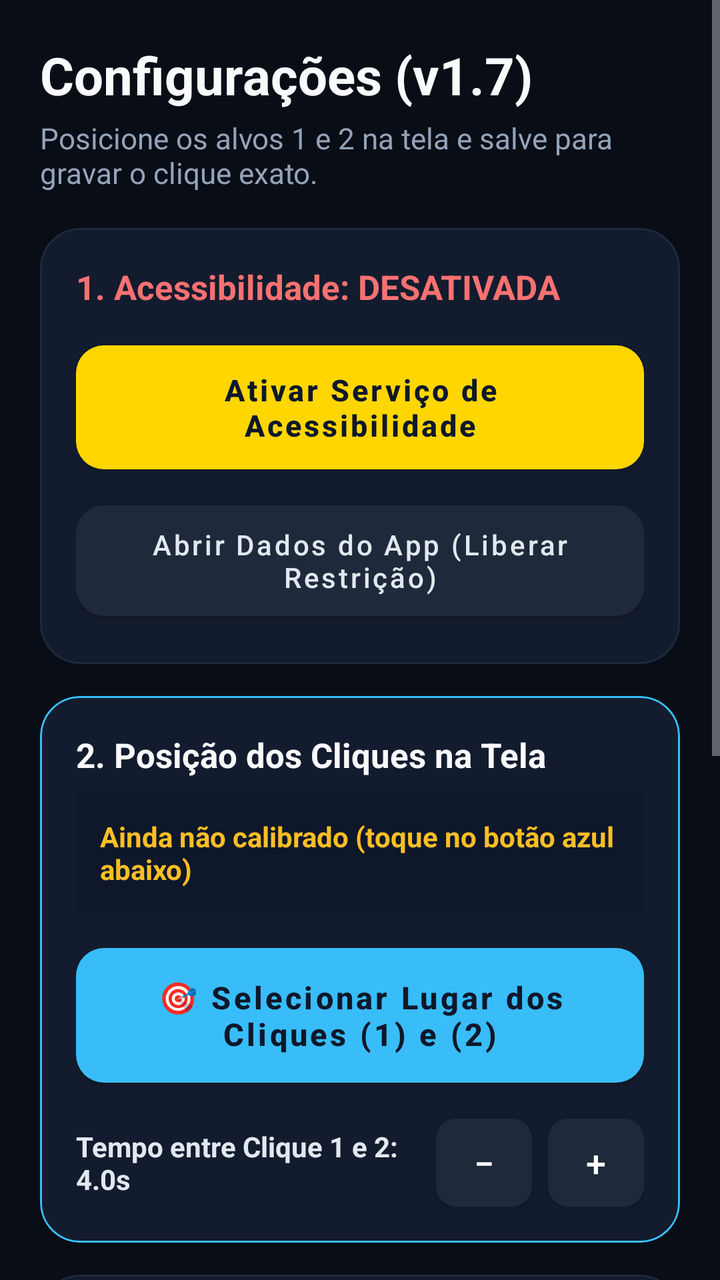
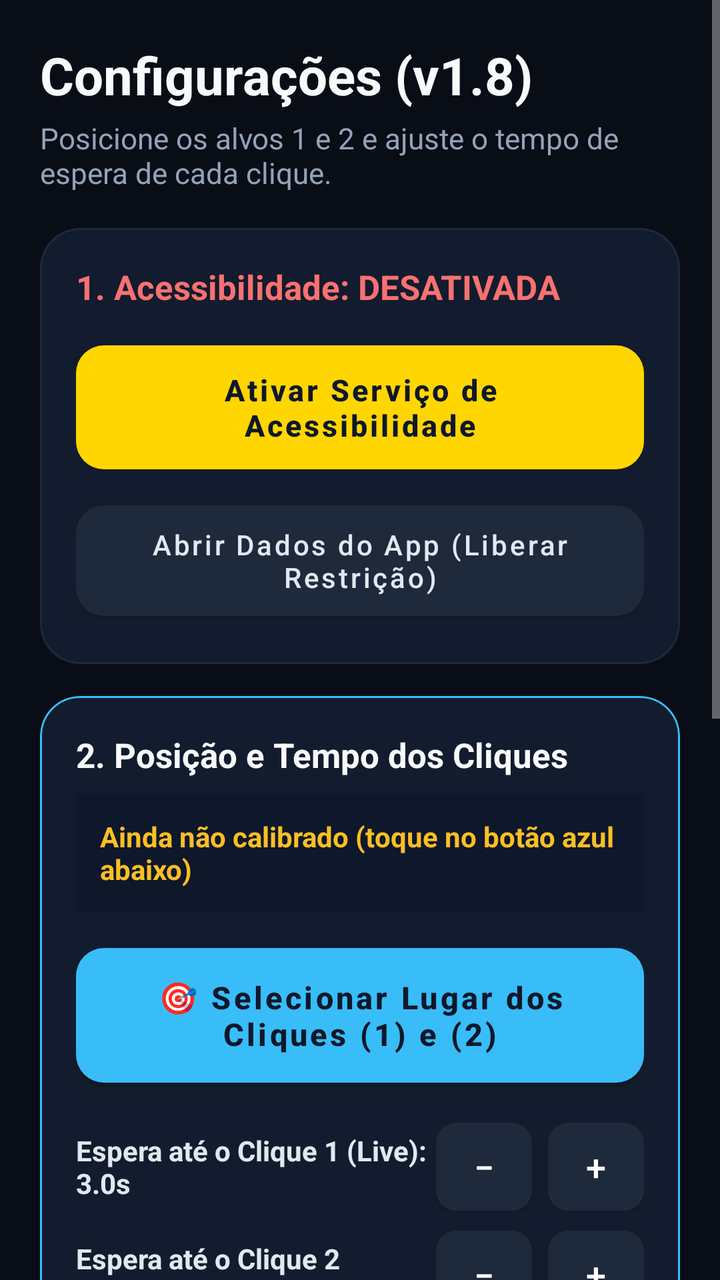

Two renders of the same Android screen: before a commit and after it. Below are the layout's source before the change and the commit's diff.
<!-- AndroidManifest.xml: application theme Theme.OlhosDaVo -->
<!-- res/layout/activity_settings.xml -->
<?xml version="1.0" encoding="utf-8"?>
<ScrollView xmlns:android="http://schemas.android.com/apk/res/android"
    xmlns:app="http://schemas.android.com/apk/res-auto"
    android:layout_width="match_parent"
    android:layout_height="match_parent"
    android:background="#090D16"
    android:fillViewport="true">

    <LinearLayout
        android:layout_width="match_parent"
        android:layout_height="wrap_content"
        android:orientation="vertical"
        android:padding="20dp">

        <TextView
            android:layout_width="match_parent"
            android:layout_height="wrap_content"
            android:text="Configurações (v1.7)"
            android:textColor="#F8FAFC"
            android:textSize="26sp"
            android:textStyle="bold" />

        <TextView
            android:layout_width="match_parent"
            android:layout_height="wrap_content"
            android:layout_marginTop="4dp"
            android:text="Posicione os alvos 1 e 2 na tela e salve para gravar o clique exato."
            android:textColor="#94A3B8"
            android:textSize="14.5sp" />

        
        <com.google.android.material.card.MaterialCardView
            android:layout_width="match_parent"
            android:layout_height="wrap_content"
            android:layout_marginTop="18dp"
            app:cardBackgroundColor="#131C2E"
            app:cardCornerRadius="20dp"
            app:cardElevation="0dp"
            app:strokeColor="#1E293B"
            app:strokeWidth="1dp">

            <LinearLayout
                android:layout_width="match_parent"
                android:layout_height="wrap_content"
                android:orientation="vertical"
                android:padding="18dp">

                <TextView
                    android:id="@+id/tvServiceStatus"
                    android:layout_width="match_parent"
                    android:layout_height="wrap_content"
                    android:text="1. Acessibilidade: DESATIVADA"
                    android:textColor="#F87171"
                    android:textSize="17sp"
                    android:textStyle="bold" />

                <com.google.android.material.button.MaterialButton
                    android:id="@+id/btnOpenAccessibility"
                    android:layout_width="match_parent"
                    android:layout_height="wrap_content"
                    android:layout_marginTop="12dp"
                    android:paddingVertical="12dp"
                    android:text="Ativar Serviço de Acessibilidade"
                    android:textAllCaps="false"
                    android:textColor="#0F172A"
                    android:textSize="15sp"
                    android:textStyle="bold"
                    app:backgroundTint="#FFD600"
                    app:cornerRadius="14dp" />

                <com.google.android.material.button.MaterialButton
                    android:id="@+id/btnOpenAppDetails"
                    android:layout_width="match_parent"
                    android:layout_height="wrap_content"
                    android:layout_marginTop="6dp"
                    android:paddingVertical="10dp"
                    android:text="Abrir Dados do App (Liberar Restrição)"
                    android:textAllCaps="false"
                    android:textColor="#E2E8F0"
                    android:textSize="14sp"
                    app:backgroundTint="#1E293B"
                    app:cornerRadius="14dp" />
            </LinearLayout>
        </com.google.android.material.card.MaterialCardView>

        
        <com.google.android.material.card.MaterialCardView
            android:layout_width="match_parent"
            android:layout_height="wrap_content"
            android:layout_marginTop="16dp"
            app:cardBackgroundColor="#131C2E"
            app:cardCornerRadius="20dp"
            app:cardElevation="0dp"
            app:strokeColor="#38BDF8"
            app:strokeWidth="1dp">

            <LinearLayout
                android:layout_width="match_parent"
                android:layout_height="wrap_content"
                android:orientation="vertical"
                android:padding="18dp">

                <TextView
                    android:layout_width="match_parent"
                    android:layout_height="wrap_content"
                    android:text="2. Posição dos Cliques na Tela"
                    android:textColor="#F8FAFC"
                    android:textSize="17sp"
                    android:textStyle="bold" />

                <TextView
                    android:id="@+id/tvCalibrationStatus"
                    android:layout_width="match_parent"
                    android:layout_height="wrap_content"
                    android:layout_marginTop="8dp"
                    android:background="#0F172A"
                    android:padding="12dp"
                    android:text="Ainda não calibrado (toque no botão azul abaixo)"
                    android:textColor="#FBBF24"
                    android:textSize="14sp"
                    android:textStyle="bold" />

                <com.google.android.material.button.MaterialButton
                    android:id="@+id/btnVisualCalibrate"
                    android:layout_width="match_parent"
                    android:layout_height="wrap_content"
                    android:layout_marginTop="12dp"
                    android:paddingVertical="14dp"
                    android:text="🎯 Selecionar Lugar dos Cliques (1) e (2)"
                    android:textAllCaps="false"
                    android:textColor="#0F172A"
                    android:textSize="15.5sp"
                    android:textStyle="bold"
                    app:backgroundTint="#38BDF8"
                    app:cornerRadius="14dp" />

                
                <LinearLayout
                    android:layout_width="match_parent"
                    android:layout_height="wrap_content"
                    android:layout_marginTop="12dp"
                    android:gravity="center_vertical"
                    android:orientation="horizontal">

                    <TextView
                        android:id="@+id/tvDelayLabel"
                        android:layout_width="0dp"
                        android:layout_height="wrap_content"
                        android:layout_weight="1"
                        android:text="Tempo entre Clique 1 e 2: 4.0s"
                        android:textColor="#E2E8F0"
                        android:textSize="14sp"
                        android:textStyle="bold" />

                    <com.google.android.material.button.MaterialButton
                        android:id="@+id/btnDelayMinus"
                        android:layout_width="48dp"
                        android:layout_height="44dp"
                        android:insetTop="0dp"
                        android:insetBottom="0dp"
                        android:padding="0dp"
                        android:text="−"
                        android:textColor="#FFFFFF"
                        android:textSize="18sp"
                        app:backgroundTint="#1E293B"
                        app:cornerRadius="10dp" />

                    <com.google.android.material.button.MaterialButton
                        android:id="@+id/btnDelayPlus"
                        android:layout_width="48dp"
                        android:layout_height="44dp"
                        android:layout_marginStart="8dp"
                        android:insetTop="0dp"
                        android:insetBottom="0dp"
                        android:padding="0dp"
                        android:text="+"
                        android:textColor="#FFFFFF"
                        android:textSize="18sp"
                        app:backgroundTint="#1E293B"
                        app:cornerRadius="10dp" />
                </LinearLayout>

            </LinearLayout>
        </com.google.android.material.card.MaterialCardView>

        
        <com.google.android.material.card.MaterialCardView
            android:layout_width="match_parent"
            android:layout_height="wrap_content"
            android:layout_marginTop="16dp"
            app:cardBackgroundColor="#131C2E"
            app:cardCornerRadius="20dp"
            app:cardElevation="0dp"
            app:strokeColor="#1E293B"
            app:strokeWidth="1dp">

            <LinearLayout
                android:layout_width="match_parent"
                android:layout_height="wrap_content"
                android:orientation="vertical"
                android:padding="18dp">

                <TextView
                    android:layout_width="match_parent"
                    android:layout_height="wrap_content"
                    android:text="3. Atalho na Tela Inicial e Voz"
                    android:textColor="#F8FAFC"
                    android:textSize="17sp"
                    android:textStyle="bold" />

                <com.google.android.material.button.MaterialButton
                    android:id="@+id/btnPinWidget"
                    android:layout_width="match_parent"
                    android:layout_height="wrap_content"
                    android:layout_marginTop="12dp"
                    android:paddingVertical="12dp"
                    android:text="📌 Colocar Botão Grande (Widget 2x2) na Tela Inicial"
                    android:textAllCaps="false"
                    android:textColor="#0F172A"
                    android:textSize="14.5sp"
                    android:textStyle="bold"
                    app:backgroundTint="#FFD600"
                    app:cornerRadius="14dp" />

                <com.google.android.material.switchmaterial.SwitchMaterial
                    android:id="@+id/swAutoLaunchOnOpen"
                    android:layout_width="match_parent"
                    android:layout_height="wrap_content"
                    android:layout_marginTop="12dp"
                    android:text="Iniciar direto ao abrir o ícone do app"
                    android:textColor="#E2E8F0"
                    android:textSize="15sp" />

                <com.google.android.material.switchmaterial.SwitchMaterial
                    android:id="@+id/swVoiceFeedback"
                    android:layout_width="match_parent"
                    android:layout_height="wrap_content"
                    android:layout_marginTop="4dp"
                    android:checked="true"
                    android:text="Avisar por voz quando estiver abrindo"
                    android:textColor="#E2E8F0"
                    android:textSize="15sp" />
            </LinearLayout>
        </com.google.android.material.card.MaterialCardView>

        
        <com.google.android.material.button.MaterialButton
            android:id="@+id/btnTestNow"
            android:layout_width="match_parent"
            android:layout_height="wrap_content"
            android:layout_marginTop="20dp"
            android:paddingVertical="14dp"
            android:text="▶ Testar Cliques Salvos Agora"
            android:textAllCaps="false"
            android:textColor="#052E16"
            android:textSize="16sp"
            android:textStyle="bold"
            app:backgroundTint="#4ADE80"
            app:cornerRadius="16dp" />

        <com.google.android.material.button.MaterialButton
            android:id="@+id/btnCloseSettings"
            android:layout_width="match_parent"
            android:layout_height="wrap_content"
            android:layout_marginTop="8dp"
            android:layout_marginBottom="24dp"
            android:paddingVertical="12dp"
            android:text="Voltar para a Tela Principal"
            android:textAllCaps="false"
            android:textColor="#E2E8F0"
            android:textSize="15sp"
            app:backgroundTint="#1E293B"
            app:cornerRadius="16dp" />

    </LinearLayout>
</ScrollView>
<!-- resources referenced by this layout -->
<resources>
  <style name="Theme.OlhosDaVo" parent="Theme.MaterialComponents.NoActionBar">
          <item name="colorPrimary">#FFD600</item>
          <item name="colorPrimaryVariant">#FFAB00</item>
          <item name="colorOnPrimary">#000000</item>
          <item name="android:statusBarColor">#000000</item>
          <item name="android:navigationBarColor">#000000</item>
          <item name="android:windowBackground">#000000</item>
      </style>
</resources>

<!-- the commit's change to res/layout/activity_settings.xml (unified diff, before → after) -->
@@ -15,7 +15,7 @@
         <TextView
             android:layout_width="match_parent"
             android:layout_height="wrap_content"
-            android:text="Configurações (v1.7)"
+            android:text="Configurações (v1.8)"
             android:textColor="#F8FAFC"
             android:textSize="26sp"
             android:textStyle="bold" />
@@ -24,7 +24,7 @@
             android:layout_width="match_parent"
             android:layout_height="wrap_content"
             android:layout_marginTop="4dp"
-            android:text="Posicione os alvos 1 e 2 na tela e salve para gravar o clique exato."
+            android:text="Posicione os alvos 1 e 2 e ajuste o tempo de espera de cada clique."
             android:textColor="#94A3B8"
             android:textSize="14.5sp" />
 
@@ -103,7 +103,7 @@
                 <TextView
                     android:layout_width="match_parent"
                     android:layout_height="wrap_content"
-                    android:text="2. Posição dos Cliques na Tela"
+                    android:text="2. Posição e Tempo dos Cliques"
                     android:textColor="#F8FAFC"
                     android:textSize="17sp"
                     android:textStyle="bold" />
@@ -138,7 +138,53 @@
                 <LinearLayout
                     android:layout_width="match_parent"
                     android:layout_height="wrap_content"
-                    android:layout_marginTop="12dp"
+                    android:layout_marginTop="14dp"
+                    android:gravity="center_vertical"
+                    android:orientation="horizontal">
+
+                    <TextView
+                        android:id="@+id/tvLiveDelayLabel"
+                        android:layout_width="0dp"
+                        android:layout_height="wrap_content"
+                        android:layout_weight="1"
+                        android:text="Espera até o Clique 1 (Live): 3.0s"
+                        android:textColor="#E2E8F0"
+                        android:textSize="14sp"
+                        android:textStyle="bold" />
+
+                    <com.google.android.material.button.MaterialButton
+                        android:id="@+id/btnLiveDelayMinus"
+                        android:layout_width="48dp"
+                        android:layout_height="44dp"
+                        android:insetTop="0dp"
+                        android:insetBottom="0dp"
+                        android:padding="0dp"
+                        android:text="−"
+                        android:textColor="#FFFFFF"
+                        android:textSize="18sp"
+                        app:backgroundTint="#1E293B"
+                        app:cornerRadius="10dp" />
+
+                    <com.google.android.material.button.MaterialButton
+                        android:id="@+id/btnLiveDelayPlus"
+                        android:layout_width="48dp"
+                        android:layout_height="44dp"
+                        android:layout_marginStart="8dp"
+                        android:insetTop="0dp"
+                        android:insetBottom="0dp"
+                        android:padding="0dp"
+                        android:text="+"
+                        android:textColor="#FFFFFF"
+                        android:textSize="18sp"
+                        app:backgroundTint="#1E293B"
+                        app:cornerRadius="10dp" />
+                </LinearLayout>
+
+                
+                <LinearLayout
+                    android:layout_width="match_parent"
+                    android:layout_height="wrap_content"
+                    android:layout_marginTop="10dp"
                     android:gravity="center_vertical"
                     android:orientation="horizontal">
 
@@ -147,7 +193,7 @@
                         android:layout_width="0dp"
                         android:layout_height="wrap_content"
                         android:layout_weight="1"
-                        android:text="Tempo entre Clique 1 e 2: 4.0s"
+                        android:text="Espera até o Clique 2 (Câmera): 5.5s"
                         android:textColor="#E2E8F0"
                         android:textSize="14sp"
                         android:textStyle="bold" />
